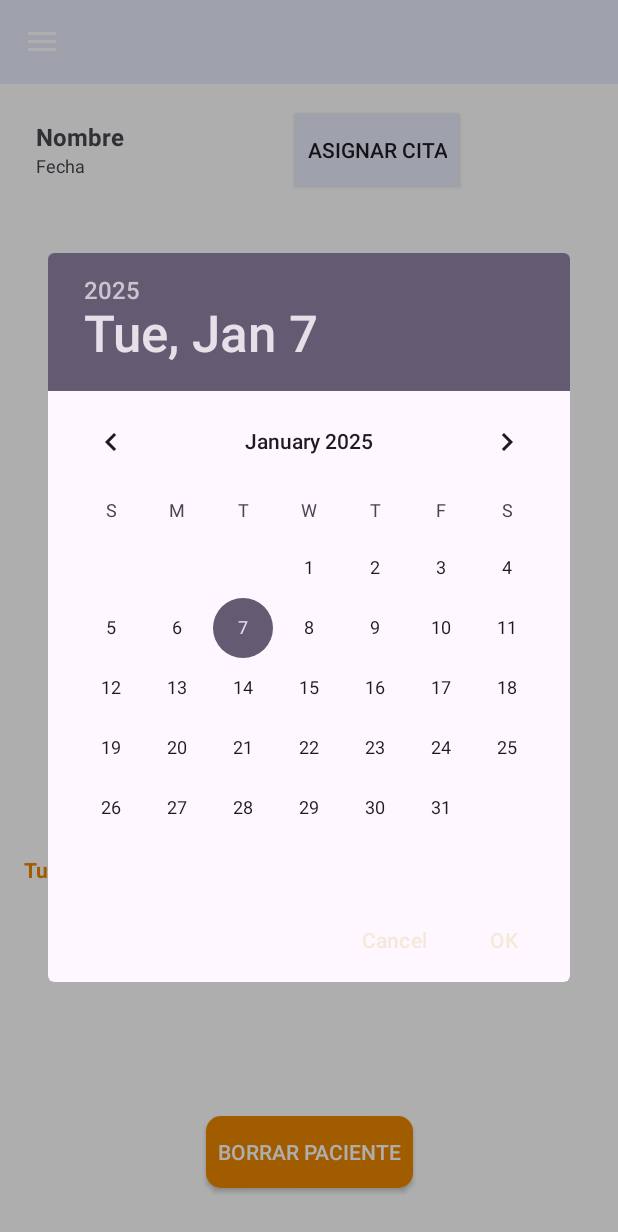
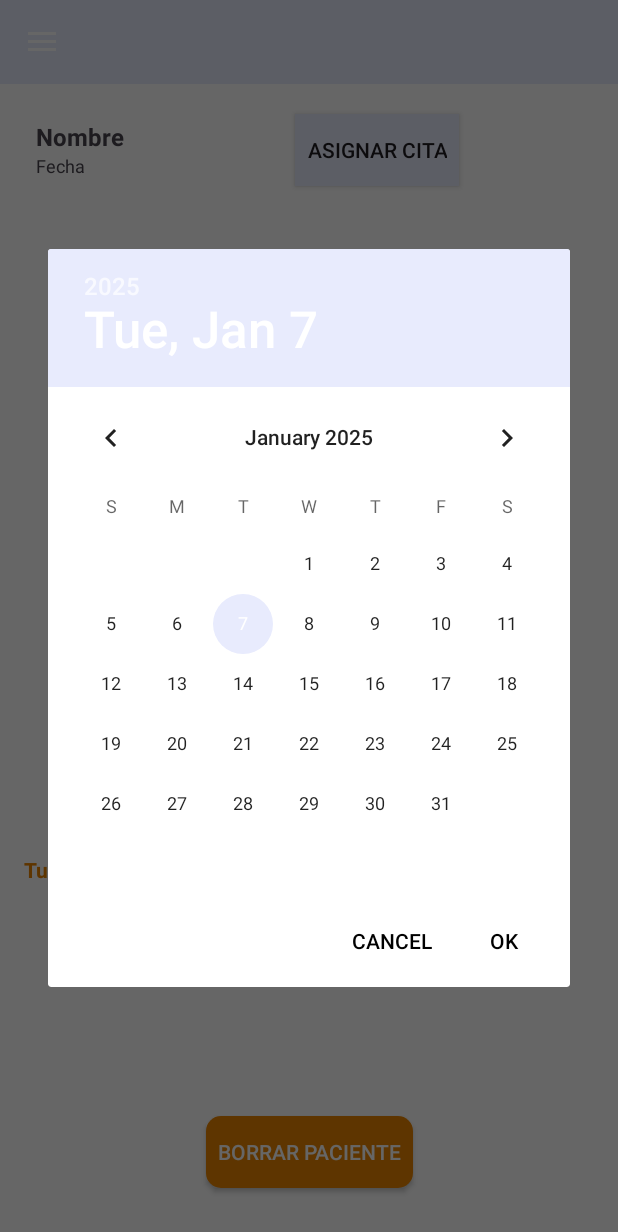
Before and after one commit to Doblado3/NutriMatev1, an Android app: the fragment DetallesPacFragmentMed placed in its activity, after a tap on "ASIGNAR CITA", on a phone screen of 412 x 824 dp. Shown: the top 1232 px of the screen. Run offline under Robolectric (Android 15) with nearby library versions, the phone set to English and light mode, and no system bars; our stand-ins replace Firebase (no records; nobody signed in at launch, a user with empty details on screens opened directly).

Commit message:
DatePicker style

```diff
--- a/app/src/main/java/com/example/nutrimatev1/medico/DetallesPacFragmentMed.kt
+++ b/app/src/main/java/com/example/nutrimatev1/medico/DetallesPacFragmentMed.kt
@@ -3,6 +3,7 @@ package com.example.nutrimatev1.medico
 import android.app.DatePickerDialog
 import android.app.TimePickerDialog
 import android.content.Intent
+import android.graphics.Color
 import android.os.Bundle
 import android.util.Log
 import androidx.fragment.app.Fragment
@@ -65,6 +66,7 @@ class DetallesPacFragmentMed : Fragment() {
         val dateBox = DatePickerDialog.OnDateSetListener { datePicker, year, month, day ->
             TimePickerDialog(
                 requireContext(),
+                R.style.CustomDatePickerStyle,
                 { _, hourOfDay, minute ->
                     // Establece la hora seleccionada en el calendario
                     calendarBox.set(Calendar.HOUR_OF_DAY, hourOfDay)
@@ -76,18 +78,30 @@ class DetallesPacFragmentMed : Fragment() {
                 calendarBox.get(Calendar.HOUR_OF_DAY),
                 calendarBox.get(Calendar.MINUTE),
                 true
-            ).show()
-        }
+            ).apply {
+                setOnShowListener {
+                    getButton(TimePickerDialog.BUTTON_NEGATIVE)?.setTextColor(Color.BLACK)
+                    getButton(TimePickerDialog.BUTTON_POSITIVE)?.setTextColor(Color.BLACK)
+                }
+        }.show()
+            }
 
 
 
         botonCitas.setOnClickListener{
-            DatePickerDialog(
+            val datePickerDialog = DatePickerDialog(
                 requireContext(),
+                R.style.CustomDatePickerStyle,
                 dateBox,
                 calendarBox.get(Calendar.YEAR),
                 calendarBox.get(Calendar.MONTH),
-                calendarBox.get(Calendar.DAY_OF_MONTH)).show()
+                calendarBox.get(Calendar.DAY_OF_MONTH))
+
+            datePickerDialog.setOnShowListener {
+                datePickerDialog.getButton(DatePickerDialog.BUTTON_NEGATIVE)?.setTextColor(Color.BLACK)
+                datePickerDialog.getButton(DatePickerDialog.BUTTON_POSITIVE)?.setTextColor(Color.BLACK)
+            }
+                datePickerDialog.show()
         }
 
 
--- a/app/src/main/res/values/themes.xml
+++ b/app/src/main/res/values/themes.xml
@@ -7,6 +7,10 @@
         <item name="android:statusBarColor">@color/primary</item>
 
 
+    </style>
+
+    <style name="CustomDatePickerStyle" parent="Theme.MaterialComponents.DayNight.Dialog">
+        <item name="colorAccent">@color/prueba2</item>
     </style>
 
 
```
